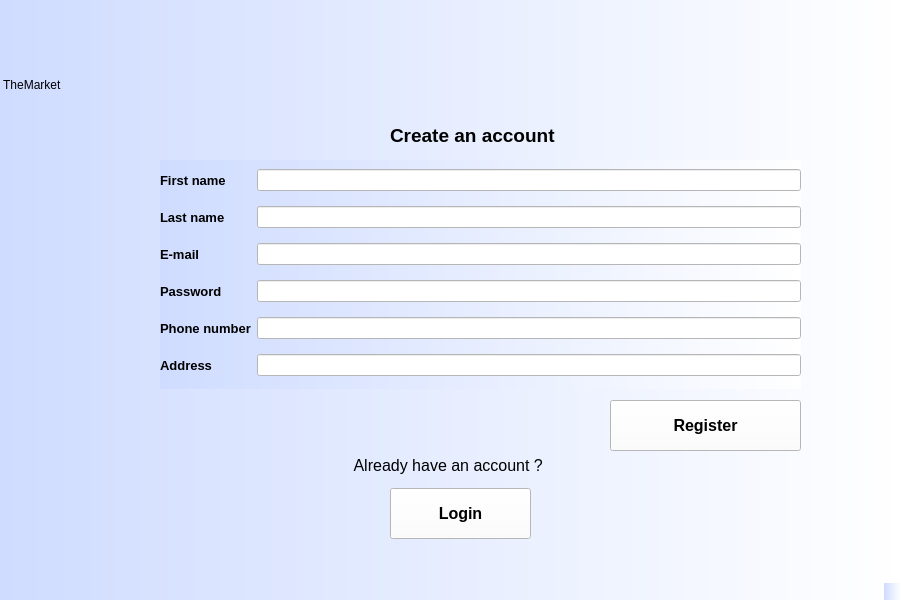
This is Marketplace-Client/Marketplace-Client/mainwindow.ui in Ahmedkhalifa1999/Design-and-Implementation-of-a-Marketplace-system as Qt 5 draws it before an edit. The edited form follows.
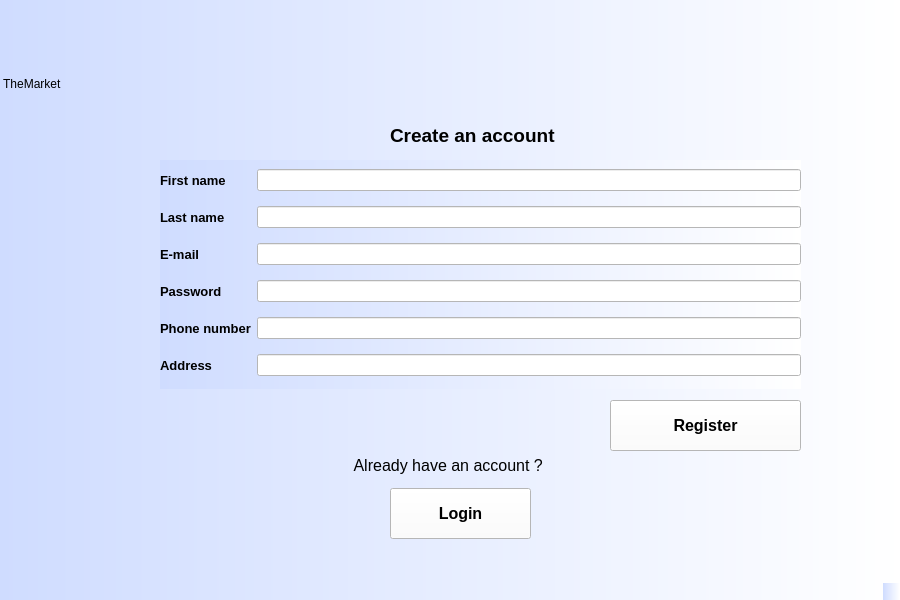
This is the edited form.

What changed in the file:
```diff
--- a/Marketplace-Client/Marketplace-Client/mainwindow.ui
+++ b/Marketplace-Client/Marketplace-Client/mainwindow.ui
@@ -6,7 +6,7 @@
    <rect>
     <x>0</x>
     <y>0</y>
-    <width>901</width>
+    <width>900</width>
     <height>600</height>
    </rect>
   </property>
@@ -88,8 +88,8 @@
      <rect>
       <x>0</x>
       <y>9</y>
-      <width>251</width>
-      <height>151</height>
+      <width>250</width>
+      <height>150</height>
      </rect>
     </property>
     <property name="styleSheet">
```
Left out of the diff: 4 changed lines with no effect on the pictures.
